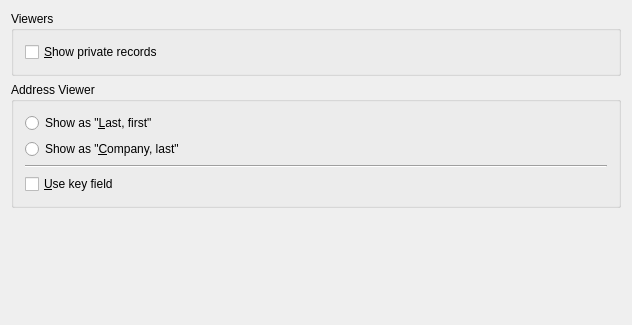
The window that kpilot/kpilot/config_page_viewers.ui (chusopr/kdepim-ktimetracker-akonadi) describes before a commit, drawn with Qt 5.
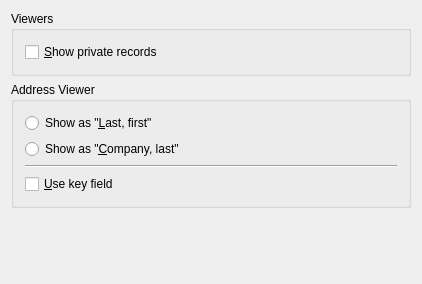
The same window after the commit. Custom widgets are drawn as their Qt base class.

```diff
--- a/kpilot/kpilot/config_page_viewers.ui
+++ b/kpilot/kpilot/config_page_viewers.ui
@@ -4,25 +4,23 @@
 KPilot's settings.</comment>
  <class>ViewersConfigWidget</class>
  <widget class="QWidget" name="ViewersConfigWidget" >
-  <property name="geometry" >
-   <rect>
-    <x>0</x>
-    <y>0</y>
-    <width>628</width>
-    <height>325</height>
-   </rect>
-  </property>
   <property name="windowTitle" >
    <string>KPilot Options</string>
   </property>
   <layout class="QGridLayout" >
    <item row="0" column="0" >
-    <widget class="Q3GroupBox" name="groupBox2" >
+    <widget class="QGroupBox" name="groupBox" >
+     <property name="sizePolicy" >
+      <sizepolicy vsizetype="Preferred" hsizetype="MinimumExpanding" >
+       <horstretch>0</horstretch>
+       <verstretch>0</verstretch>
+      </sizepolicy>
+     </property>
      <property name="title" >
       <string>Viewers</string>
      </property>
-     <layout class="QVBoxLayout" >
-      <item>
+     <layout class="QGridLayout" >
+      <item row="0" column="0" >
        <widget class="QCheckBox" name="fUseSecret" >
         <property name="whatsThis" >
          <string>&lt;qt>Check this box to display in the internal viewers records that are marked &amp;quot;Private&amp;quot; in the Pilot.&lt;/qt></string>
@@ -36,7 +34,7 @@
     </widget>
    </item>
    <item row="1" column="0" >
-    <widget class="Q3ButtonGroup" name="fAddressGroup" >
+    <widget class="QGroupBox" name="fAddressGroup" >
      <property name="title" >
       <string>Address Viewer</string>
      </property>
@@ -94,8 +92,8 @@
      </property>
      <property name="sizeHint" >
       <size>
-       <width>610</width>
-       <height>71</height>
+       <width>400</width>
+       <height>65</height>
       </size>
      </property>
     </spacer>
@@ -104,21 +102,6 @@
  </widget>
  <layoutdefault spacing="6" margin="11" />
  <pixmapfunction>qPixmapFromMimeSource</pixmapfunction>
- <customwidgets>
-  <customwidget>
-   <class>Q3GroupBox</class>
-   <extends>QGroupBox</extends>
-   <header>Qt3Support/Q3GroupBox</header>
-   <container>1</container>
-  </customwidget>
-  <customwidget>
-   <class>Q3ButtonGroup</class>
-   <extends>Q3GroupBox</extends>
-   <header>Qt3Support/Q3ButtonGroup</header>
-   <container>1</container>
-  </customwidget>
- </customwidgets>
- <includes/>
  <resources/>
  <connections/>
 </ui>
```
